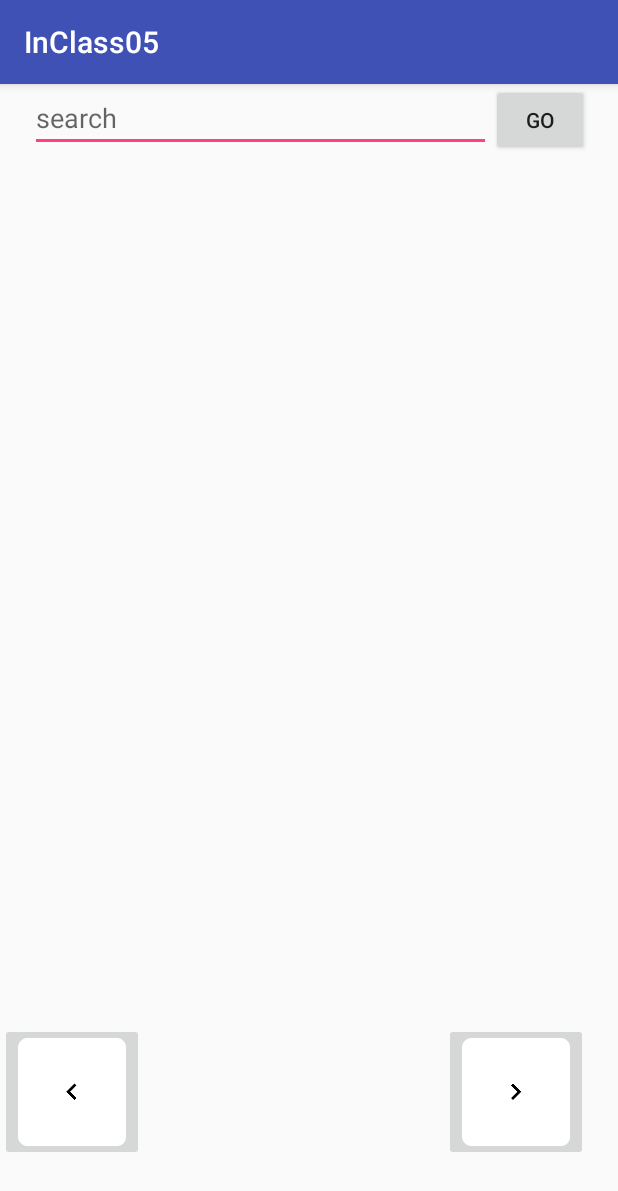
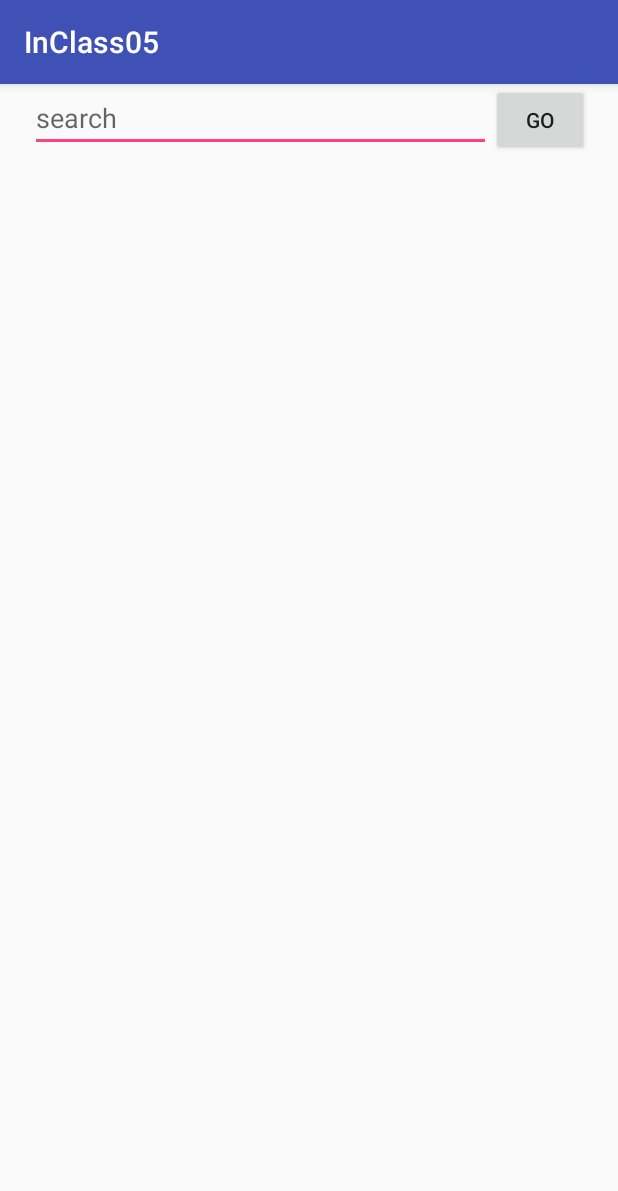
Before and after one commit to StephenWeber11/InClass05, an Android app: the screen it shows after launch (MainActivity), on a phone screen of 412 x 824 dp. Shown: the top 1191 px of the screen. Run offline under Robolectric (Android 15) with nearby library versions, the phone set to English and light mode, and no system bars.

Commit message:
Update visibility

```diff
--- a/app/src/main/res/layout/activity_main.xml
+++ b/app/src/main/res/layout/activity_main.xml
@@ -55,15 +55,17 @@
                 android:layout_width="wrap_content"
                 android:layout_height="wrap_content"
                 android:contentDescription="@string/photo_left_arrow"
-                android:src="@mipmap/ic_launcher_prev" />
+                android:src="@mipmap/ic_launcher_prev"
+                android:visibility="invisible"/>
 
             <ImageButton
                 android:id="@+id/next"
                 android:layout_width="wrap_content"
                 android:layout_height="wrap_content"
-                android:layout_marginLeft="200dp"
+                android:layout_marginStart="200dp"
                 android:contentDescription="@string/photo_right_arrow"
-                android:src="@mipmap/ic_launcher_next" />
+                android:src="@mipmap/ic_launcher_next"
+                android:visibility="invisible"/>
 
         </LinearLayout>
 
```
Also changed, not shown: app/src/main/java/com/uncc/mobileappdev/inclass05/MainActivity.java (+10 -0 lines).
